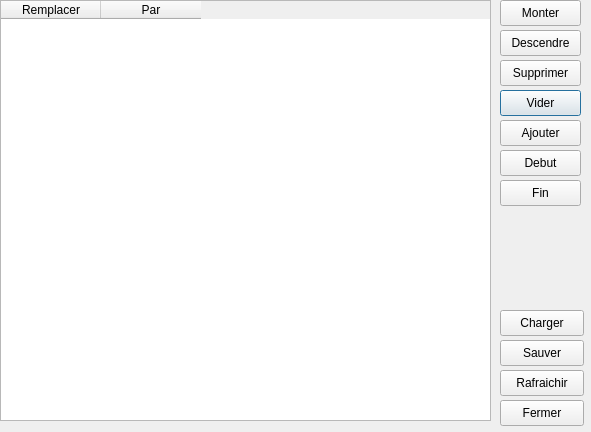
This is joblist.ui in Chr0nos/bwarg as Qt 5 draws it before an edit. The edited form follows.
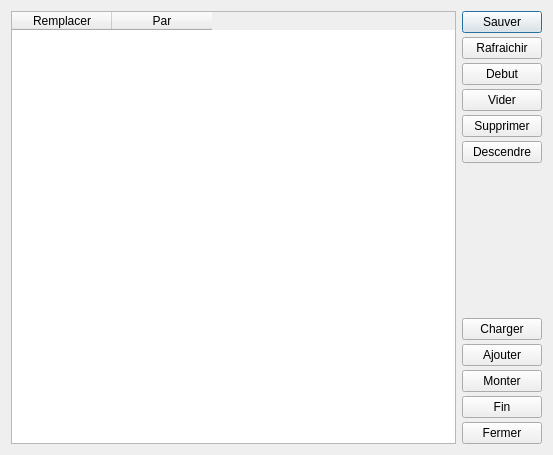
This is the edited form.

Commit message: Changed layouts type, fixing the graphical bug in the preview interface (due to layouts)

Diff of the .ui file:
```diff
--- a/joblist.ui
+++ b/joblist.ui
@@ -6,185 +6,129 @@
    <rect>
     <x>0</x>
     <y>0</y>
-    <width>591</width>
-    <height>432</height>
+    <width>553</width>
+    <height>455</height>
    </rect>
   </property>
   <property name="windowTitle">
    <string>Job List</string>
   </property>
-  <widget class="QPushButton" name="pushButton">
-   <property name="geometry">
-    <rect>
-     <x>500</x>
-     <y>90</y>
-     <width>81</width>
-     <height>26</height>
-    </rect>
-   </property>
+  <layout class="QHBoxLayout" name="horizontalLayout">
+   <item>
+    <widget class="QTableWidget" name="tableWidget">
+     <property name="selectionMode">
+      <enum>QAbstractItemView::SingleSelection</enum>
+     </property>
+     <column>
    <property name="text">
-    <string>Vider</string>
-   </property>
-  </widget>
-  <widget class="QPushButton" name="pushButton_3">
-   <property name="geometry">
-    <rect>
-     <x>500</x>
-     <y>0</y>
-     <width>81</width>
-     <height>26</height>
-    </rect>
-   </property>
+       <string>Remplacer</string>
+      </property>
+     </column>
+     <column>
    <property name="text">
-    <string>Monter</string>
-   </property>
-  </widget>
-  <widget class="QPushButton" name="pushButton_2">
-   <property name="geometry">
-    <rect>
-     <x>500</x>
-     <y>30</y>
-     <width>81</width>
-     <height>26</height>
-    </rect>
-   </property>
+       <string>Par</string>
+      </property>
+     </column>
+    </widget>
+   </item>
+   <item>
+    <layout class="QVBoxLayout" name="verticalLayout">
+     <property name="spacing">
+      <number>4</number>
+     </property>
+     <item>
+      <widget class="QPushButton" name="pushButton_7">
    <property name="text">
-    <string>Descendre</string>
-   </property>
-  </widget>
-  <widget class="QPushButton" name="pushButton_4">
-   <property name="geometry">
-    <rect>
-     <x>500</x>
-     <y>400</y>
-     <width>84</width>
-     <height>26</height>
-    </rect>
-   </property>
-   <property name="text">
-    <string>Fermer</string>
-   </property>
-  </widget>
+        <string>Sauver</string>
+       </property>
+      </widget>
+     </item>
+     <item>
   <widget class="QPushButton" name="pushButton_5">
-   <property name="geometry">
-    <rect>
-     <x>500</x>
-     <y>370</y>
-     <width>84</width>
-     <height>26</height>
-    </rect>
-   </property>
    <property name="text">
     <string>Rafraichir</string>
    </property>
   </widget>
+     </item>
+     <item>
+      <widget class="QPushButton" name="pushButton_10">
+       <property name="text">
+        <string>Debut</string>
+       </property>
+      </widget>
+     </item>
+     <item>
+      <widget class="QPushButton" name="pushButton">
+       <property name="text">
+        <string>Vider</string>
+       </property>
+      </widget>
+     </item>
+     <item>
   <widget class="QPushButton" name="pushButton_6">
-   <property name="geometry">
-    <rect>
-     <x>500</x>
-     <y>60</y>
-     <width>81</width>
-     <height>26</height>
-    </rect>
-   </property>
    <property name="text">
     <string>Supprimer</string>
    </property>
   </widget>
-  <widget class="QPushButton" name="pushButton_7">
-   <property name="geometry">
-    <rect>
-     <x>500</x>
-     <y>340</y>
-     <width>84</width>
-     <height>26</height>
-    </rect>
-   </property>
+     </item>
+     <item>
+      <widget class="QPushButton" name="pushButton_2">
    <property name="text">
-    <string>Sauver</string>
-   </property>
-  </widget>
+        <string>Descendre</string>
+       </property>
+      </widget>
+     </item>
+     <item>
+      <spacer name="verticalSpacer">
+       <property name="orientation">
+        <enum>Qt::Vertical</enum>
+       </property>
+       <property name="sizeHint" stdset="0">
+        <size>
+         <width>20</width>
+         <height>40</height>
+        </size>
+       </property>
+      </spacer>
+     </item>
+     <item>
   <widget class="QPushButton" name="pushButton_8">
-   <property name="geometry">
-    <rect>
-     <x>500</x>
-     <y>310</y>
-     <width>84</width>
-     <height>26</height>
-    </rect>
-   </property>
    <property name="text">
     <string>Charger</string>
    </property>
   </widget>
+     </item>
+     <item>
   <widget class="QPushButton" name="pushButton_9">
-   <property name="geometry">
-    <rect>
-     <x>500</x>
-     <y>120</y>
-     <width>81</width>
-     <height>26</height>
-    </rect>
-   </property>
    <property name="text">
     <string>Ajouter</string>
    </property>
   </widget>
-  <widget class="QPushButton" name="pushButton_10">
-   <property name="geometry">
-    <rect>
-     <x>500</x>
-     <y>150</y>
-     <width>81</width>
-     <height>26</height>
-    </rect>
-   </property>
+     </item>
+     <item>
+      <widget class="QPushButton" name="pushButton_3">
    <property name="text">
-    <string>Debut</string>
-   </property>
-  </widget>
+        <string>Monter</string>
+       </property>
+      </widget>
+     </item>
+     <item>
   <widget class="QPushButton" name="pushButton_11">
-   <property name="geometry">
-    <rect>
-     <x>500</x>
-     <y>180</y>
-     <width>81</width>
-     <height>26</height>
-    </rect>
-   </property>
    <property name="text">
     <string>Fin</string>
    </property>
   </widget>
-  <widget class="QWidget" name="horizontalLayoutWidget">
-   <property name="geometry">
-    <rect>
-     <x>0</x>
-     <y>0</y>
-     <width>491</width>
-     <height>421</height>
-    </rect>
-   </property>
-   <layout class="QHBoxLayout" name="horizontalLayout">
+     </item>
     <item>
-     <widget class="QTableWidget" name="tableWidget">
-      <property name="selectionMode">
-       <enum>QAbstractItemView::SingleSelection</enum>
-      </property>
-      <column>
+      <widget class="QPushButton" name="pushButton_4">
        <property name="text">
-        <string>Remplacer</string>
+        <string>Fermer</string>
        </property>
-      </column>
-      <column>
-       <property name="text">
-        <string>Par</string>
-       </property>
-      </column>
      </widget>
     </item>
    </layout>
-  </widget>
+   </item>
+  </layout>
  </widget>
  <resources/>
  <connections/>
```
Lines whose indentation alone changed are shown as unchanged. The commit also changes 7 other files.
